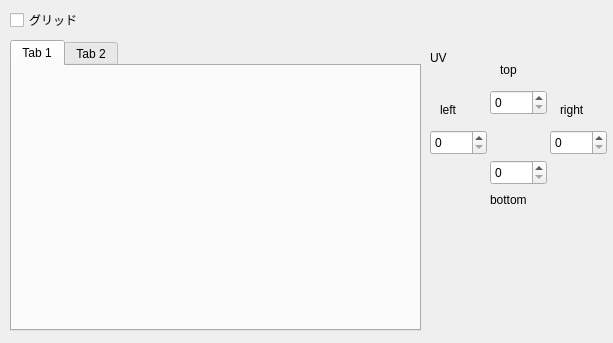
Before: the Qt Designer form ui/imagewindow.ui in chocoball/AnimationCreator, drawn with Qt 5.
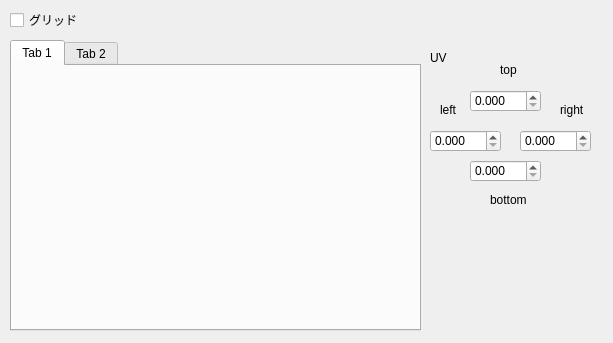
After: the same form once the commit is applied.

Patch:
```diff
--- a/ui/imagewindow.ui
+++ b/ui/imagewindow.ui
@@ -77,16 +77,6 @@
     <string>UV</string>
    </property>
   </widget>
-  <widget class="QSpinBox" name="spinBox_uv_top">
-   <property name="geometry">
-    <rect>
-     <x>490</x>
-     <y>90</y>
-     <width>57</width>
-     <height>25</height>
-    </rect>
-   </property>
-  </widget>
   <widget class="QLabel" name="label_uv_top">
    <property name="geometry">
     <rect>
@@ -113,26 +103,6 @@
     <string>left</string>
    </property>
   </widget>
-  <widget class="QSpinBox" name="spinBox_uv_left">
-   <property name="geometry">
-    <rect>
-     <x>430</x>
-     <y>130</y>
-     <width>57</width>
-     <height>25</height>
-    </rect>
-   </property>
-  </widget>
-  <widget class="QSpinBox" name="spinBox_uv_bottom">
-   <property name="geometry">
-    <rect>
-     <x>490</x>
-     <y>160</y>
-     <width>57</width>
-     <height>25</height>
-    </rect>
-   </property>
-  </widget>
   <widget class="QLabel" name="label_uv_bottom">
    <property name="geometry">
     <rect>
@@ -159,14 +129,80 @@
     <string>right</string>
    </property>
   </widget>
-  <widget class="QSpinBox" name="spinBox_uv_right">
+  <widget class="QDoubleSpinBox" name="doubleSpinBox_uv_bottom">
    <property name="geometry">
     <rect>
-     <x>550</x>
+     <x>470</x>
+     <y>160</y>
+     <width>71</width>
+     <height>22</height>
+    </rect>
+   </property>
+   <property name="decimals">
+    <number>3</number>
+   </property>
+   <property name="maximum">
+    <double>4096.000000000000000</double>
+   </property>
+   <property name="singleStep">
+    <double>0.001000000000000</double>
+   </property>
+  </widget>
+  <widget class="QDoubleSpinBox" name="doubleSpinBox_uv_left">
+   <property name="geometry">
+    <rect>
+     <x>430</x>
      <y>130</y>
-     <width>57</width>
-     <height>25</height>
+     <width>71</width>
+     <height>22</height>
     </rect>
+   </property>
+   <property name="decimals">
+    <number>3</number>
+   </property>
+   <property name="maximum">
+    <double>4096.000000000000000</double>
+   </property>
+   <property name="singleStep">
+    <double>0.001000000000000</double>
+   </property>
+  </widget>
+  <widget class="QDoubleSpinBox" name="doubleSpinBox_uv_top">
+   <property name="geometry">
+    <rect>
+     <x>470</x>
+     <y>90</y>
+     <width>71</width>
+     <height>22</height>
+    </rect>
+   </property>
+   <property name="decimals">
+    <number>3</number>
+   </property>
+   <property name="maximum">
+    <double>4096.000000000000000</double>
+   </property>
+   <property name="singleStep">
+    <double>0.001000000000000</double>
+   </property>
+  </widget>
+  <widget class="QDoubleSpinBox" name="doubleSpinBox_uv_right">
+   <property name="geometry">
+    <rect>
+     <x>520</x>
+     <y>130</y>
+     <width>71</width>
+     <height>22</height>
+    </rect>
+   </property>
+   <property name="decimals">
+    <number>3</number>
+   </property>
+   <property name="maximum">
+    <double>4096.000000000000000</double>
+   </property>
+   <property name="singleStep">
+    <double>0.001000000000000</double>
    </property>
   </widget>
  </widget>
```
